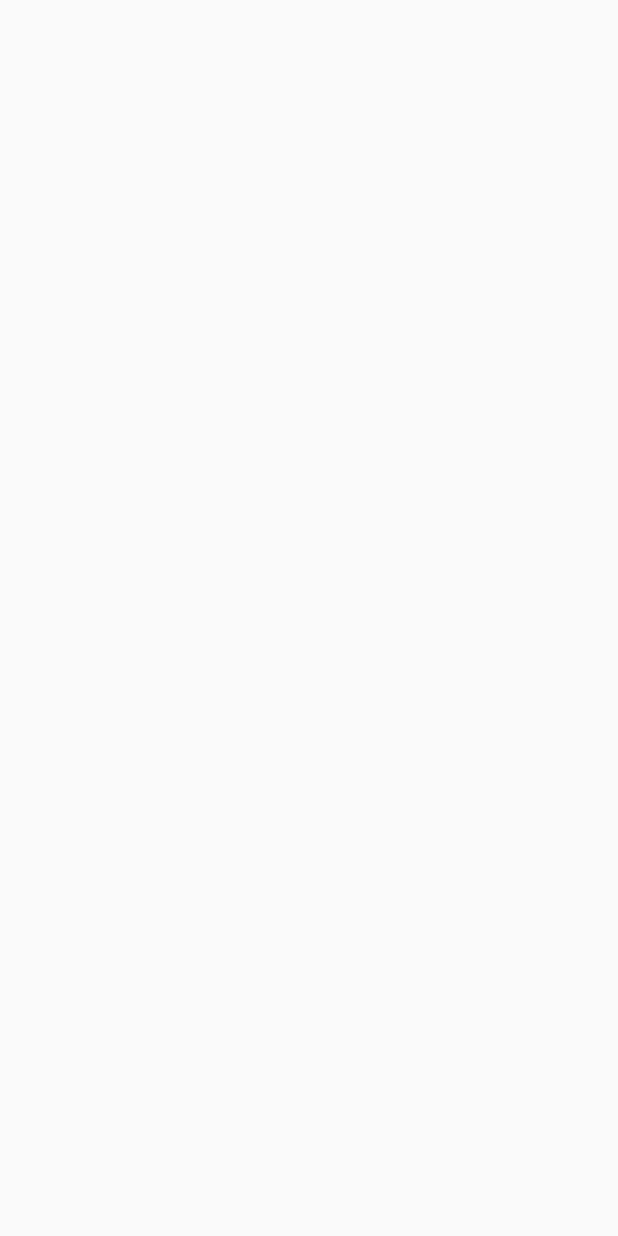
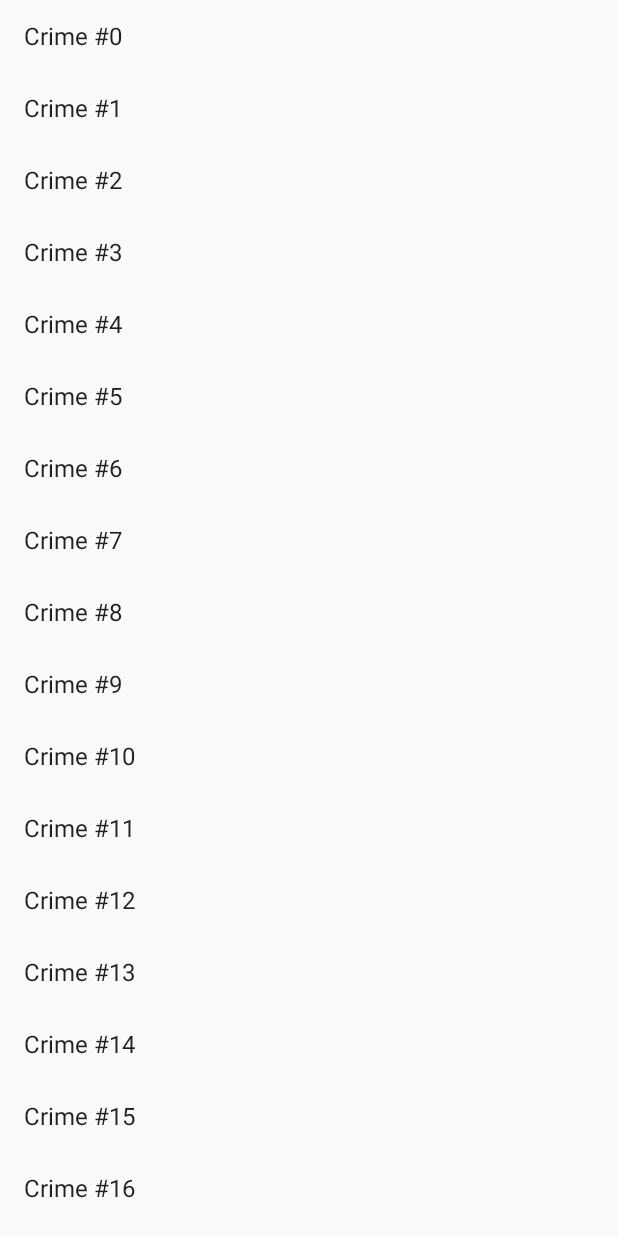
Before and after one commit to jorgwel/CriminalIntent, an Android app: the screen it shows after launch (CrimeListActivity), on a phone screen of 412 x 824 dp. Before the commit the screen is empty. Run offline under Robolectric (Android 15) with nearby library versions, the phone set to English and light mode, and no system bars.

Commit message:
Recycler view implemented

```diff
--- a/app/build.gradle
+++ b/app/build.gradle
@@ -23,4 +23,5 @@
     compile fileTree(include: ['*.jar'], dir: 'libs')
     compile 'com.android.support:appcompat-v7:23.0.1'
     compile 'com.android.support:support-v4:23.0.1'
+    compile 'com.android.support:recyclerview-v7:23.0.1'
 }
--- a/app/src/main/java/geoquiz/book/criminalintent/CrimeListFragment.java
+++ b/app/src/main/java/geoquiz/book/criminalintent/CrimeListFragment.java
@@ -1,9 +1,92 @@
 package geoquiz.book.criminalintent;
 
+import android.os.Bundle;
+import android.support.annotation.Nullable;
 import android.support.v4.app.Fragment;
+import android.support.v7.widget.LinearLayoutManager;
+import android.support.v7.widget.RecyclerView;
+import android.view.LayoutInflater;
+import android.view.View;
+import android.view.ViewGroup;
+import android.widget.TextView;
+
+import java.util.List;
+
+import geoquiz.book.criminalintent.model.Crime;
+import geoquiz.book.criminalintent.model.CrimeLab;
 
 /**
  * Created by jorge.bautista on 11/09/15.
  */
 public class CrimeListFragment extends Fragment {
+
+    private RecyclerView mCrimeRecyclerView;
+    private CrimeAdapter mAdapter;
+
+    @Nullable
+    @Override
+    public View onCreateView(LayoutInflater inflater, ViewGroup container, Bundle savedInstanceState) {
+
+        View view = inflater.inflate(R.layout.fragment_crime_list, container, false);
+        mCrimeRecyclerView = (RecyclerView) view.findViewById(R.id.crime_recycler_view);
+        mCrimeRecyclerView.setLayoutManager(new LinearLayoutManager(getActivity()));
+
+        updateUI();
+
+        return view;
+    }
+
+    private void updateUI() {
+
+        CrimeLab crimeLab = CrimeLab.get(getActivity());
+        List<Crime> crimes =  crimeLab.getCrimes();
+
+        mAdapter = new CrimeAdapter(crimes);
+        mCrimeRecyclerView.setAdapter(mAdapter);
+
+    }
+
+
+    private class CrimeHolder extends RecyclerView.ViewHolder{
+
+        public TextView mTitleTextView;
+
+        public CrimeHolder(View itemView) {
+            super(itemView);
+            mTitleTextView = (TextView) itemView;
+        }
+    }
+
+    private class CrimeAdapter extends RecyclerView.Adapter<CrimeHolder> {
+
+        private List<Crime> mCrimes;
+
+        public CrimeAdapter(List<Crime> crimes) {
+            mCrimes = crimes;
+        }
+
+
+        @Override
+        public CrimeHolder onCreateViewHolder(ViewGroup parent, int viewType) {
+
+            LayoutInflater layoutInflater = LayoutInflater.from(getActivity());
+            View view = layoutInflater.inflate(android.R.layout.simple_list_item_1, parent, false);
+            return new CrimeHolder(view);
+
+        }
+
+        @Override
+        public void onBindViewHolder(CrimeHolder holder, int position) {
+            Crime crime = mCrimes.get(position);
+            holder.mTitleTextView.setText(crime.getTitle());
+        }
+
+        @Override
+        public int getItemCount() {
+            return mCrimes.size();
+        }
+
+
+    }
+
 }
--- /dev/null
+++ b/app/src/main/res/layout/fragment_crime_list.xml
@@ -0,0 +1,6 @@
+<android.support.v7.widget.RecyclerView
+    xmlns:android="http://schemas.android.com/apk/res/android"
+    android:id="@+id/crime_recycler_view"
+    android:layout_width="match_parent"
+    android:layout_height="match_parent"
+    />
```
